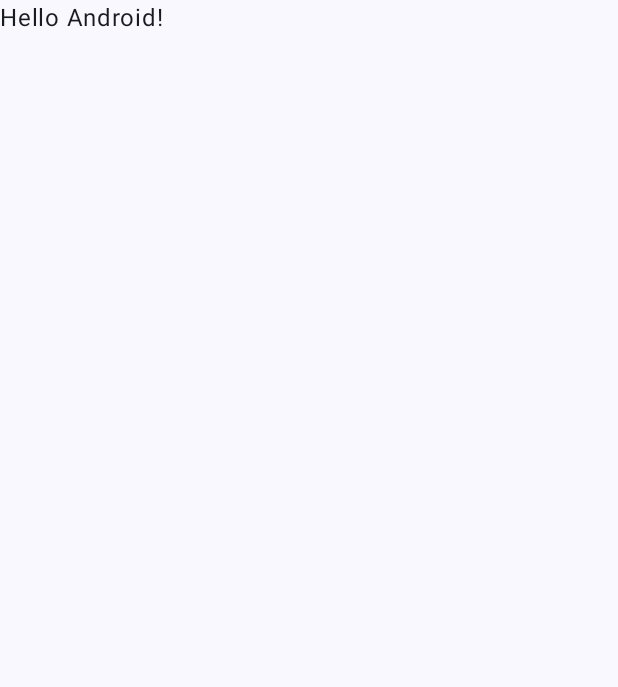
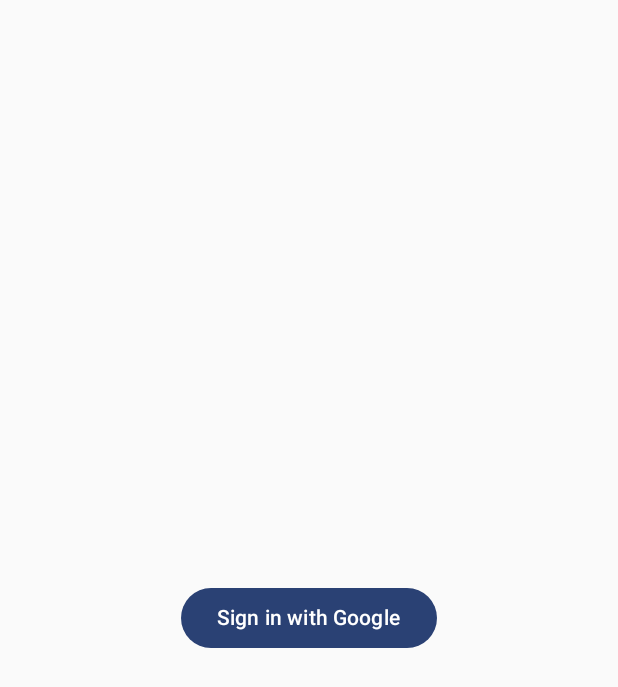
Before and after one commit to CyborLK/StudentExpenseTracker, an Android app built with Jetpack Compose: the screen it shows after launch (MainActivity), on a phone screen of 412 x 824 dp. Before the commit the part shown is almost empty. Shown: the top 687 px of the screen. Run offline under Robolectric (Android 15) with nearby library versions, the phone set to English and light mode, and no system bars; our stand-ins replace Firebase (no records; nobody signed in at launch, a user with empty details on screens opened directly).

Commit message:
SignIn using the google account.

```diff
--- a/app/src/main/AndroidManifest.xml
+++ b/app/src/main/AndroidManifest.xml
@@ -1,6 +1,9 @@
 <?xml version="1.0" encoding="utf-8"?>
 <manifest xmlns:android="http://schemas.android.com/apk/res/android"
     xmlns:tools="http://schemas.android.com/tools">
+    <uses-permission android:name="android.permission.INTERNET"/>
+    <uses-permission android:name="android.permission.ACCESS_NETWORK_STATE"/>
+
 
     <application
         android:allowBackup="true"
@@ -12,6 +15,7 @@
         android:supportsRtl="true"
         android:theme="@style/Theme.StudentExpenseTracker"
         tools:targetApi="31">
+
         <activity
             android:name=".MainActivity"
             android:exported="true"
--- /dev/null
+++ b/app/src/main/java/auth/AuthRepository.kt
@@ -0,0 +1,4 @@
+package auth
+
+class AuthRepository {
+}
--- a/app/src/main/java/com/example/studentexpensetracker/MainActivity.kt
+++ b/app/src/main/java/com/example/studentexpensetracker/MainActivity.kt
@@ -1,49 +1,42 @@
 package com.example.studentexpensetracker
 
+import android.app.Application
 import android.os.Bundle
 import androidx.activity.ComponentActivity
 import androidx.activity.compose.setContent
 import androidx.activity.enableEdgeToEdge
-import androidx.compose.foundation.layout.fillMaxSize
-import androidx.compose.foundation.layout.padding
-import androidx.compose.material3.Scaffold
-import androidx.compose.material3.Text
 import androidx.compose.runtime.Composable
-import androidx.compose.ui.Modifier
 import androidx.compose.ui.tooling.preview.Preview
+import androidx.lifecycle.viewmodel.compose.viewModel
+import com.example.studentexpensetracker.ui.AppNavigation
+import com.example.studentexpensetracker.ui.screens.SignInScreen
 import com.example.studentexpensetracker.ui.theme.StudentExpenseTrackerTheme
+import com.example.studentexpensetracker.viewmodel.SignInViewModel
 import com.google.firebase.FirebaseApp
+
 
 class MainActivity : ComponentActivity() {
     override fun onCreate(savedInstanceState: Bundle?) {
         super.onCreate(savedInstanceState)
         FirebaseApp.initializeApp(this) // Initialize Firebase
+
+        //val signInViewModel = SignInViewModel(application) // Create ViewModel manually
+
         enableEdgeToEdge()
         setContent {
             StudentExpenseTrackerTheme {
-                Scaffold(modifier = Modifier.fillMaxSize()) { innerPadding ->
-                    Greeting(
-                        name = "Android",
-                        modifier = Modifier.padding(innerPadding)
-                    )
-                }
+                val signInViewModel: SignInViewModel = viewModel()
+                AppNavigation(signInViewModel) // This will handle navigation properly
             }
         }
     }
 }
-
-@Composable
-fun Greeting(name: String, modifier: Modifier = Modifier) {
-    Text(
-        text = "Hello $name!",
-        modifier = modifier
-    )
-}
-
 @Preview(showBackground = true)
 @Composable
-fun GreetingPreview() {
+fun SignInScreenPreview() {
+    val navController = androidx.navigation.compose.rememberNavController() // Add this line
+
     StudentExpenseTrackerTheme {
-        Greeting("Android") //hello test message
+        SignInScreen(viewModel = SignInViewModel(Application()), navController = navController)
     }
 }
--- /dev/null
+++ b/app/src/main/java/com/example/studentexpensetracker/ui/AppNavigation.kt
@@ -0,0 +1,29 @@
+package com.example.studentexpensetracker.ui
+
+import androidx.compose.runtime.Composable
+import androidx.navigation.NavHostController
+import androidx.navigation.compose.NavHost
+import androidx.navigation.compose.composable
+import androidx.navigation.compose.rememberNavController
+import com.example.studentexpensetracker.ui.screens.DashboardScreen
+import com.example.studentexpensetracker.ui.screens.SignInScreen
+import com.example.studentexpensetracker.viewmodel.SignInViewModel
+
+sealed class Screen(val route: String) {
+    object SignIn : Screen("sign_in")
+    object Dashboard : Screen("dashboard")
+}
+
+@Composable
+fun AppNavigation(signInViewModel: SignInViewModel) {
+    val navController: NavHostController = rememberNavController()
+
+    NavHost(navController = navController, startDestination = Screen.SignIn.route) {
+        composable(Screen.SignIn.route) {
+            SignInScreen(viewModel = signInViewModel, navController)
+        }
+        composable(Screen.Dashboard.route) {
+            DashboardScreen(viewModel = signInViewModel, navController)
+        }
+    }
+}
--- /dev/null
+++ b/app/src/main/java/com/example/studentexpensetracker/ui/screens/SignInScreen.kt
@@ -0,0 +1,86 @@
+package com.example.studentexpensetracker.ui.screens
+
+import android.app.Application
+import android.util.Log
+import androidx.activity.compose.rememberLauncherForActivityResult
+import androidx.activity.result.IntentSenderRequest
+import androidx.activity.result.contract.ActivityResultContracts
+import androidx.compose.foundation.layout.*
+import androidx.compose.material3.*
+import androidx.compose.runtime.*
+import androidx.compose.ui.Alignment
+import androidx.compose.ui.Modifier
+import androidx.compose.ui.platform.LocalContext
+import androidx.compose.ui.tooling.preview.Preview
+import androidx.compose.ui.unit.dp
+import androidx.lifecycle.viewmodel.compose.viewModel
+import androidx.navigation.NavController
+import androidx.navigation.NavHostController
+import com.example.studentexpensetracker.viewmodel.SignInViewModel
+import com.example.studentexpensetracker.ui.AppNavigation
+import com.example.studentexpensetracker.ui.Screen
+
+@Composable
+fun SignInScreen(viewModel: SignInViewModel = viewModel(), navController: NavController) {
+    val authState by viewModel.authState.collectAsState()
+
+    val signInLauncher = rememberLauncherForActivityResult(
+        contract = ActivityResultContracts.StartIntentSenderForResult()
+    ) { result ->
+        viewModel.handleSignInResult(result.data)
+    }
+
+    Column(
+        modifier = Modifier
+            .fillMaxSize()
+            .padding(16.dp),
+        verticalArrangement = Arrangement.Center,
+        horizontalAlignment = Alignment.CenterHorizontally
+    ) {
+        when (val state = authState) {
+            is SignInViewModel.AuthState.Idle -> {
+                Button(
+                    onClick = {
+                        viewModel.signIn { intentSender ->
+                            val intentSenderRequest = IntentSenderRequest.Builder(intentSender).build()
+                            signInLauncher.launch(intentSenderRequest)
+                        }
+                    },
+                    modifier = Modifier.padding(8.dp)
+                ) {
+                    Text("Sign in with Google")
+                }
+            }
+            is SignInViewModel.AuthState.Loading -> {
+                CircularProgressIndicator()
+            }
+            is SignInViewModel.AuthState.Success -> {
+                LaunchedEffect(Unit) {
+                    navController.navigate(Screen.Dashboard.route) {
+                        popUpTo(Screen.SignIn.route) { inclusive = true }
+                    }
+                }
+            }
+            is SignInViewModel.AuthState.Error -> {
+                Text("Error: ${state.message}")
+                Button(
+                    onClick = {
+                        viewModel.signIn { intentSender ->
+                            val intentSenderRequest = IntentSenderRequest.Builder(intentSender).build()
+                            signInLauncher.launch(intentSenderRequest)
+                        }
+                    },
+                    modifier = Modifier.padding(8.dp)
+                ) {
+                    Text("Retry Sign in with Google")
+                }
+            }
+        }
+    }
+}
+
+@Preview(showBackground = true)
+@Composable
+fun SignInScreenPreview() {
+
+}
```
Also changed, not shown: app/build.gradle.kts (+17 -1 lines), app/src/main/java/com/example/studentexpensetracker/ui/screens/DashboardScreen.kt (added, +48 -0 lines), app/src/main/java/com/example/studentexpensetracker/viewmodel/SignInViewModel.kt (added, +129 -0 lines), 1 other file.
